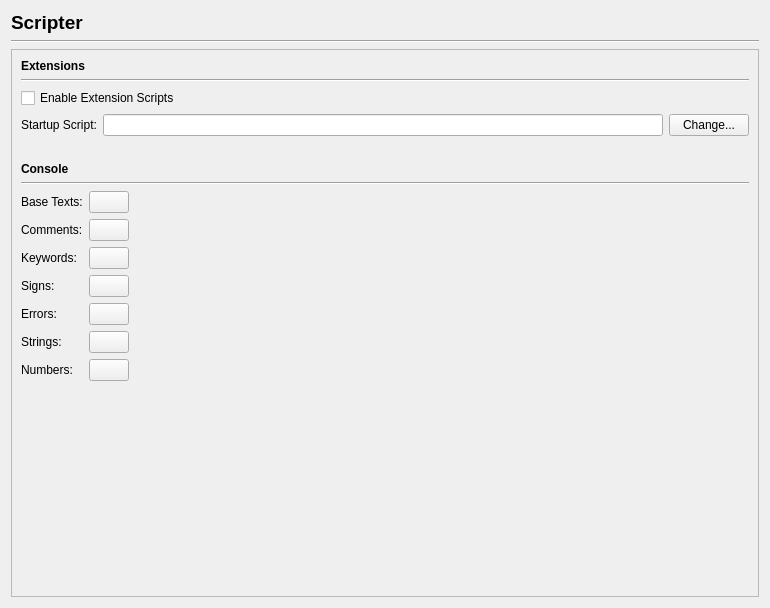
First picture: the form in scribus/plugins/scriptplugin/prefs_scripterbase.ui, repository scribusproject/scribus, before the edit.
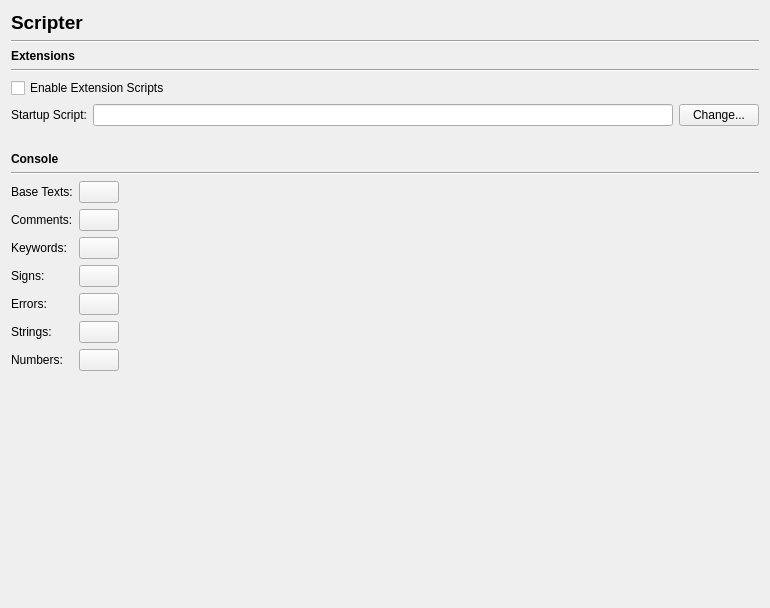
Second picture: the form after the edit.

Commit message: #16367: Remove frame border from hidden scrollareas in main Preferences dialog <bubu>

The edit to the form file:
```diff
--- a/scribus/plugins/scriptplugin/prefs_scripterbase.ui
+++ b/scribus/plugins/scriptplugin/prefs_scripterbase.ui
@@ -37,6 +37,12 @@
    </item>
    <item>
     <widget class="QScrollArea" name="scrollArea">
+     <property name="frameShape">
+      <enum>QFrame::NoFrame</enum>
+     </property>
+     <property name="frameShadow">
+      <enum>QFrame::Plain</enum>
+     </property>
      <property name="widgetResizable">
       <bool>true</bool>
      </property>
@@ -50,6 +56,15 @@
        </rect>
       </property>
       <layout class="QVBoxLayout" name="verticalLayout">
+       <property name="leftMargin">
+        <number>0</number>
+       </property>
+       <property name="topMargin">
+        <number>0</number>
+       </property>
+       <property name="rightMargin">
+        <number>0</number>
+       </property>
        <item>
         <widget class="QLabel" name="extensionsTitleLabel">
          <property name="font">
```
The commit also changes 7 other files.
